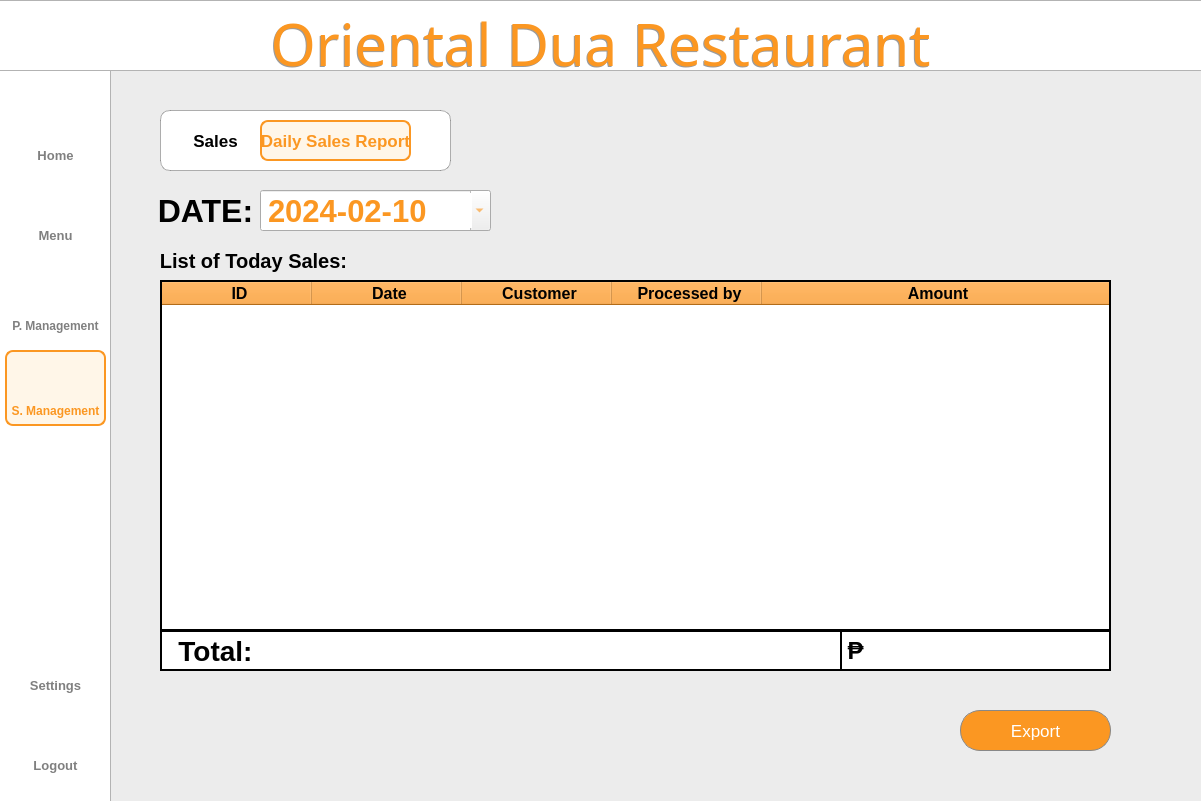
Patatims/CCSFEN2_Project, file Project SE/ui/reportscreen2.ui: the form before one commit.
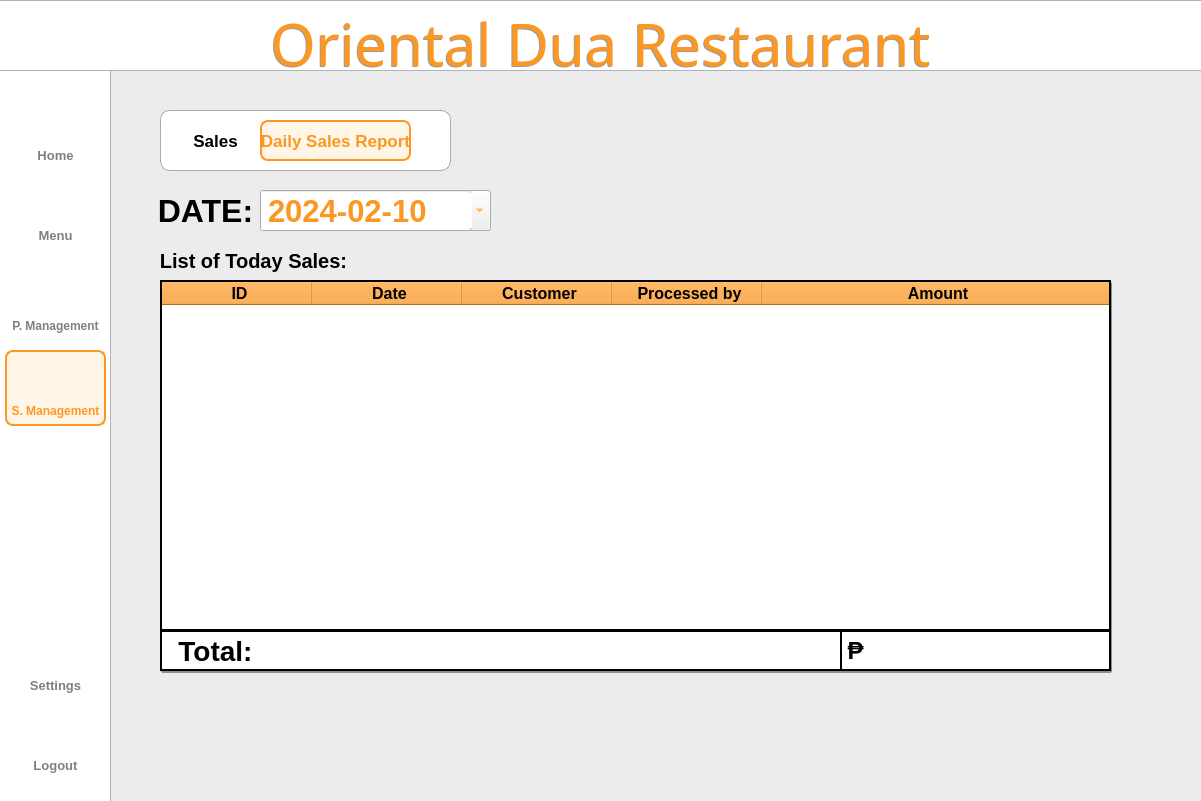
The form after the commit. Icons and pictures are not drawn.

```diff
--- a/Project SE/ui/reportscreen2.ui
+++ b/Project SE/ui/reportscreen2.ui
@@ -677,37 +677,6 @@
      </property>
     </column>
    </widget>
-   <widget class="QPushButton" name="printbtn">
-    <property name="geometry">
-     <rect>
-      <x>960</x>
-      <y>710</y>
-      <width>151</width>
-      <height>41</height>
-     </rect>
-    </property>
-    <property name="styleSheet">
-     <string notr="true">QPushButton{
-	color: #FFFFFF;
-    background-color: #FB9722;
-    border: 1px solid #888888;
-    border-radius: 20px;
-	font-family: 'Inter';
-    font-size: 17px;
-    font-weight: 400;
-}
-QPushButton:hover {
-	background-color: rgb(255, 167, 25);
-}
-
-QPushButton:pressed {
- 	background-color: #FB9722;
-}</string>
-    </property>
-    <property name="text">
-     <string>Export</string>
-    </property>
-   </widget>
    <widget class="QLabel" name="date">
     <property name="geometry">
      <rect>
@@ -934,6 +903,24 @@
      <string/>
     </property>
    </widget>
+   <widget class="QLabel" name="whitebg_3">
+    <property name="geometry">
+     <rect>
+      <x>161</x>
+      <y>282</y>
+      <width>951</width>
+      <height>391</height>
+     </rect>
+    </property>
+    <property name="styleSheet">
+     <string notr="true">background-color: rgba(0, 0, 0, 0.4);
+border-radius: 2px;  </string>
+    </property>
+    <property name="text">
+     <string/>
+    </property>
+   </widget>
+   <zorder>whitebg_3</zorder>
    <zorder>whitebgshadow</zorder>
    <zorder>sidebar</zorder>
    <zorder>titlebar</zorder>
```
Left out of the diff: 1 changed line with no effect on the pictures.
